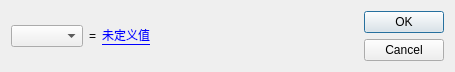
Qt form Dialogs/dlgsetvariable.ui (wushuangabao/Level_AI_Editor) before a commit.
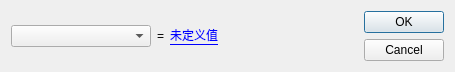
The same form after that commit.

Patch:
```diff
--- a/Dialogs/dlgsetvariable.ui
+++ b/Dialogs/dlgsetvariable.ui
@@ -17,7 +17,14 @@
    <item>
     <layout class="QHBoxLayout" name="horizontalLayout">
      <item>
-      <widget class="QComboBox" name="comboBox"/>
+      <widget class="QComboBox" name="comboBox">
+       <property name="sizePolicy">
+        <sizepolicy hsizetype="Expanding" vsizetype="Fixed">
+         <horstretch>0</horstretch>
+         <verstretch>0</verstretch>
+        </sizepolicy>
+       </property>
+      </widget>
      </item>
      <item>
       <widget class="QLabel" name="label">
@@ -60,6 +67,9 @@
        <property name="orientation">
         <enum>Qt::Horizontal</enum>
        </property>
+       <property name="sizeType">
+        <enum>QSizePolicy::Expanding</enum>
+       </property>
        <property name="sizeHint" stdset="0">
         <size>
          <width>40</width>
```
